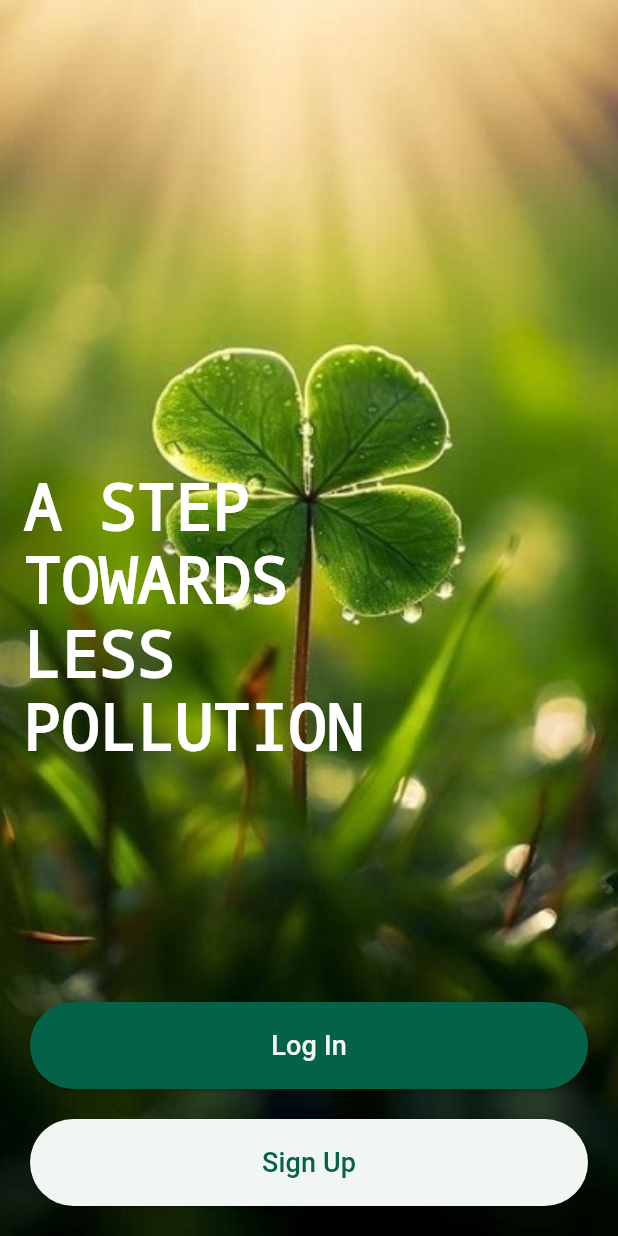
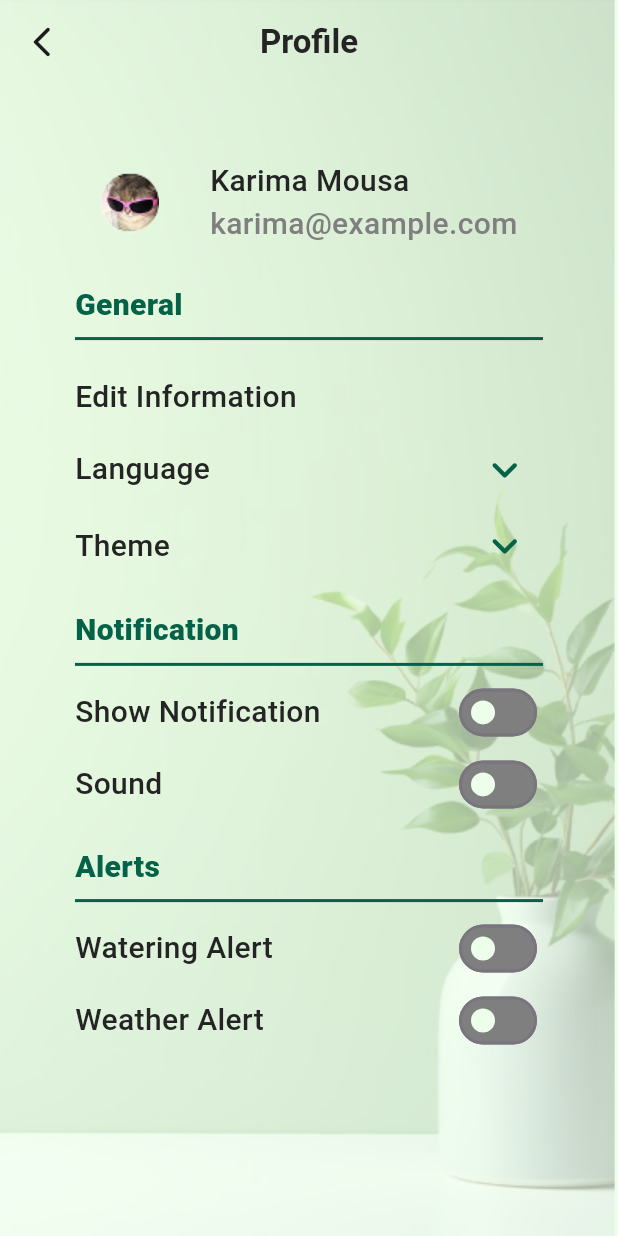
Before and after one commit to Loujeen/balacona, a Flutter app: the screen it shows after launch, on a phone screen of 412 x 824 dp. Run offline on Flutter 3.47's test engine with Material 3 defaults, Android fonts, the phone set to English and light mode, and no system bars.

Commit message:
Finished profile screen. Added navigation.

```diff
--- a/lib/App_Colors.dart
+++ b/lib/App_Colors.dart
@@ -8,7 +8,7 @@ class AppColors {
   static const Color WhiteColor = Color(0xffffffff);
   static const Color primaryLightColor = Color(0xffEDFFEB);
   static const Color primaryDarkColor = Color(0xff036247);
-  static const Color DarkGreyColor = Color(0xffA6A6A6);
+  static const Color DarkGreyColor = Color(0xff7F7F7F);
   static const Color LightBlueColor = Color(0xffB7ECF1);
   static const Color GreenColor = Color(0xff0ACF83);
 }
--- a/lib/Home_Screen/home_drawer.dart
+++ b/lib/Home_Screen/home_drawer.dart
@@ -1,4 +1,5 @@
 import 'package:flutter/material.dart';
+import 'package:testttt/Profile/profileScreen.dart';
 
 import '../App_Colors.dart';
 import 'package:testttt/Home_Screen/Home_Screen.dart';
@@ -68,7 +69,7 @@ class HomeDrawer extends StatelessWidget {
             Navigator.of(context).pushNamed('/capture');
             break;
           case 'Profile':
-            Navigator.of(context).pushNamed('/profile');
+            Navigator.of(context).pushNamed(ProfileScreen.routeName);
             break;
           case 'Communities':
             Navigator.of(context).pushNamed('/communities');
--- a/lib/Profile/edit_information.dart
+++ b/lib/Profile/edit_information.dart
@@ -5,6 +5,7 @@ import 'dart:ui';
 class EditInformationScreen extends StatefulWidget {
   const EditInformationScreen({super.key});
   static const String routeName = 'EditInformationScreen';
+
 
   @override
   State<EditInformationScreen> createState() => _EditInformationScreenState();
@@ -29,8 +30,6 @@ class _EditInformationScreenState extends State<EditInformationScreen> {
     phoneController.text = "01012345678";
     aboutController.text = "CS student and plant lover 🌿";
   }
-
-
 
   @override
   Widget build(BuildContext context) {
--- /dev/null
+++ b/lib/Profile/profileScreen.dart
@@ -0,0 +1,221 @@
+import 'package:flutter/material.dart';
+import 'package:testttt/App_Colors.dart';
+import 'package:testttt/Profile/language_bottom_sheet.dart';
+import 'package:testttt/Profile/textData.dart';
+import 'package:testttt/Profile/theme_bottom_sheet.dart';
+import 'edit_information.dart';
+
+class ProfileScreen extends StatefulWidget {
+  const ProfileScreen({super.key});
+  static const String routeName = 'Profile_Screen';
+
+  @override
+  State<ProfileScreen> createState() => _ProfileScreenState();
+}
+
+class _ProfileScreenState extends State<ProfileScreen> {
+  bool showNotification = false;
+  bool sound = false;
+  bool wateringAlert = false;
+  bool weatherAlert = false;
+
+  @override
+  Widget build(BuildContext context) {
+    return Stack(
+      children: [
+        Container(
+          child:
+          Image.asset(
+            "assets/images/edit_info_bg.png",
+              width: double.infinity,
+              height: double.infinity,
+              fit: BoxFit.fill
+          ),
+        ),
+        Scaffold(
+          backgroundColor: Colors.transparent,
+          appBar: AppBar(
+            backgroundColor: Colors.transparent,
+            title: TextProfileData(text: "Profile", textColor: AppColors.blackColor, fontSize: 22, fontWeight: FontWeight.w700),
+            centerTitle: true,
+            leading: IconButton(
+                onPressed: (){
+                  Navigator.pop(context);
+                },
+                icon: Icon(
+                  Icons.arrow_back_ios_new_rounded
+                )),
+          ),
+          body: SingleChildScrollView(
+            child: Container(
+              padding: EdgeInsets.all(50),
+              child: Column(
+                crossAxisAlignment: CrossAxisAlignment.start,
+                children: [
+                  Row(
+                    mainAxisAlignment: MainAxisAlignment.spaceAround,
+                    children: [
+                      Image.asset(
+                        "assets/images/profilePIC.png"
+                        ),
+                      Column(
+                        crossAxisAlignment: CrossAxisAlignment.start,
+                        children: [
+                          TextProfileData(text: "Karima Mousa", textColor: AppColors.blackColor, fontSize: 20, fontWeight: FontWeight.w500),
+                          TextProfileData(text: "karima@example.com", textColor: AppColors.DarkGreyColor, fontSize: 20, fontWeight: FontWeight.w500),
+                        ],
+                      )
+                    ],
+                  ),
+                  SizedBox(height: MediaQuery.of(context).size.height*0.03),
+                  TextProfileData(text: "General", textColor: AppColors.primaryDarkColor, fontSize: 20, fontWeight: FontWeight.w900),
+                  Divider(
+                    thickness: 2,
+                    color: AppColors.primaryDarkColor,
+                  ),
+                  SizedBox(height: MediaQuery.of(context).size.height*0.02),
+                  InkWell(
+                    onTap: (){
+                      Navigator.of(context).pushNamed(EditInformationScreen.routeName);
+                    },
+                    child: Text(
+                      "Edit Information",
+                      style: TextStyle(
+                        color: AppColors.blackColor,
+                        fontSize: 20,
+                        fontWeight: FontWeight.w500
+                      ),
+                    ),
+                  ),
+                  // TextProfileData(text: "Edit Information", textColor: AppColors.blackColor, fontSize: 20, fontWeight: FontWeight.w500),
+                  SizedBox(height: MediaQuery.of(context).size.height*0.01),
+                  Row(
+                    mainAxisAlignment: MainAxisAlignment.spaceBetween,
+                    children: [
+                      TextProfileData(text: "Language", textColor: AppColors.blackColor, fontSize: 20, fontWeight: FontWeight.w500),
+                      IconButton(
+                          onPressed: (){
+                            showModalBottomSheet(context: context, builder: (context) {
+                              return LanguageBottomSheet();
+                            });
+                          },
+                          icon: Icon(
+                            Icons.keyboard_arrow_down_rounded,
+                            color: AppColors.primaryDarkColor,
+                            size: 35,
+                          )
+                      ),
+                    ],
+                  ),
+                  // SizedBox(height: MediaQuery.of(context).size.height*0.01),
+                  Row(
+                    mainAxisAlignment: MainAxisAlignment.spaceBetween,
+                    children: [
+                      TextProfileData(text: "Theme", textColor: AppColors.blackColor, fontSize: 20, fontWeight: FontWeight.w500),
+                      IconButton(
+                          onPressed: (){
+                            showModalBottomSheet(context: context, builder: (context) {
+                              return ThemeBottomSheet();
+                            });
+                          },
+                          icon: Icon(
+                            Icons.keyboard_arrow_down_rounded,
+                            color: AppColors.primaryDarkColor,
+                            size: 35,
+                          )
+                      ),
+                    ],
+                  ),
+                  SizedBox(height: MediaQuery.of(context).size.height*0.02),
+                  TextProfileData(text: "Notification", textColor: AppColors.primaryDarkColor, fontSize: 20, fontWeight: FontWeight.w900),
+                  Divider(
+                    thickness: 2,
+                    color: AppColors.primaryDarkColor,
+                  ),
+                  Row(
+                    mainAxisAlignment: MainAxisAlignment.spaceBetween,
+                    children: [
+                      TextProfileData(text: "Show Notification", textColor: AppColors.blackColor, fontSize: 20, fontWeight: FontWeight.w500),
+                      Switch(
+                          activeColor: AppColors.primaryLightColor,
+                          activeTrackColor: AppColors.primaryDarkColor,
+                          inactiveThumbColor: AppColors.primaryLightColor,
+                          inactiveTrackColor: AppColors.DarkGreyColor,
+                          value: showNotification,
+                          onChanged: (value) {
+                            setState(() {
+                              showNotification = value;
+                            });
+                          }
+                      ),
+                    ],
+                  ),
+                  Row(
+                    mainAxisAlignment: MainAxisAlignment.spaceBetween,
+                    children: [
+                      TextProfileData(text: "Sound", textColor: AppColors.blackColor, fontSize: 20, fontWeight: FontWeight.w500),
+                      Switch(
+                          activeColor: AppColors.primaryLightColor,
+                          activeTrackColor: AppColors.primaryDarkColor,
+                          inactiveThumbColor: AppColors.primaryLightColor,
+                          inactiveTrackColor: AppColors.DarkGreyColor,
+                          value: sound,
+                          onChanged: (value) {
+                            setState(() {
+                              sound = value;
+                            });
+                          }
+                      ),
+                    ],
+                  ),
+                  SizedBox(height: MediaQuery.of(context).size.height*0.02),
+                  TextProfileData(text: "Alerts", textColor: AppColors.primaryDarkColor, fontSize: 20, fontWeight: FontWeight.w900),
+                  Divider(
+                    thickness: 2,
+                    color: AppColors.primaryDarkColor,
+                  ),
+                  Row(
+                    mainAxisAlignment: MainAxisAlignment.spaceBetween,
+                    children: [
+                      TextProfileData(text: "Watering Alert", textColor: AppColors.blackColor, fontSize: 20, fontWeight: FontWeight.w500),
+                      Switch(
+                          activeColor: AppColors.primaryLightColor,
+                          activeTrackColor: AppColors.primaryDarkColor,
+                          inactiveThumbColor: AppColors.primaryLightColor,
+                          inactiveTrackColor: AppColors.DarkGreyColor,
+                          value: wateringAlert,
+                          onChanged: (value) {
+                            setState(() {
+                              wateringAlert = value;
+                            });
+                          }
+                      ),
+                    ],
+                  ),
+                  Row(
+                    mainAxisAlignment: MainAxisAlignment.spaceBetween,
+                    children: [
+                      TextProfileData(text: "Weather Alert", textColor: AppColors.blackColor, fontSize: 20, fontWeight: FontWeight.w500),
+                      Switch(
+                          activeColor: AppColors.primaryLightColor,
+                          activeTrackColor: AppColors.primaryDarkColor,
+                          inactiveThumbColor: AppColors.primaryLightColor,
+                          inactiveTrackColor: AppColors.DarkGreyColor,
+                          value: weatherAlert,
+                          onChanged: (value) {
+                            setState(() {
+                              weatherAlert = value;
+                            });
+                          }
+                      ),
+                    ],
+                  ),
+                ],
+              ),
+            ),
+          ),
+        )
+      ],
+    ) ;
+  }
+}
--- /dev/null
+++ b/lib/Profile/textData.dart
@@ -0,0 +1,23 @@
+import 'package:flutter/material.dart';
+
+class TextProfileData extends StatelessWidget {
+
+  String text;
+  Color textColor;
+  FontWeight fontWeight;
+  double fontSize;
+
+  TextProfileData({required this.text , required this.textColor, required this.fontSize, required this.fontWeight});
+
+  @override
+  Widget build(BuildContext context) {
+    return Text(
+      text,
+      style: TextStyle(
+          color: textColor ,
+          fontSize: fontSize,
+          fontWeight: fontWeight
+      ),
+    );
+  }
+}
--- a/lib/main.dart
+++ b/lib/main.dart
@@ -5,6 +5,7 @@ import 'Home_Screen/Home_Screen.dart';
 import 'Home_Screen/know_about_plants_screen.dart';
 import 'LoginSignup.dart';
 import 'Profile/edit_information.dart';
+import 'Profile/profileScreen.dart';
 import 'search_screen.dart';
 
 void main() {
@@ -17,7 +18,7 @@ class MyApp extends StatelessWidget {
   Widget build(BuildContext context) {
     return MaterialApp(
         debugShowCheckedModeBanner: false,
-      initialRoute: LoginSignup.routeName,
+      initialRoute: ProfileScreen.routeName,
       routes: {
         RegisterScreen.routeName: (context) => RegisterScreen(),
         HomeScreen.routeName: (context) => HomeScreen(),
@@ -25,6 +26,7 @@ class MyApp extends StatelessWidget {
         EditInformationScreen.routeName: (context) => EditInformationScreen(),
         SearchScreen.routeName: (context) => SearchScreen(),
         KnowAboutPlantsScreen.routeName: (context) => KnowAboutPlantsScreen(),
+        ProfileScreen.routeName: (context) => ProfileScreen()
       },
 
     );  }
```
Also changed, not shown: lib/Profile/language_bottom_sheet.dart (added, +76 -0 lines), lib/Profile/theme_bottom_sheet.dart (added, +76 -0 lines), assets/images/2x/profilePIC@2x.png (added), assets/images/3x/profilePIC@3x.png (added), assets/images/profilePIC.png (added).
